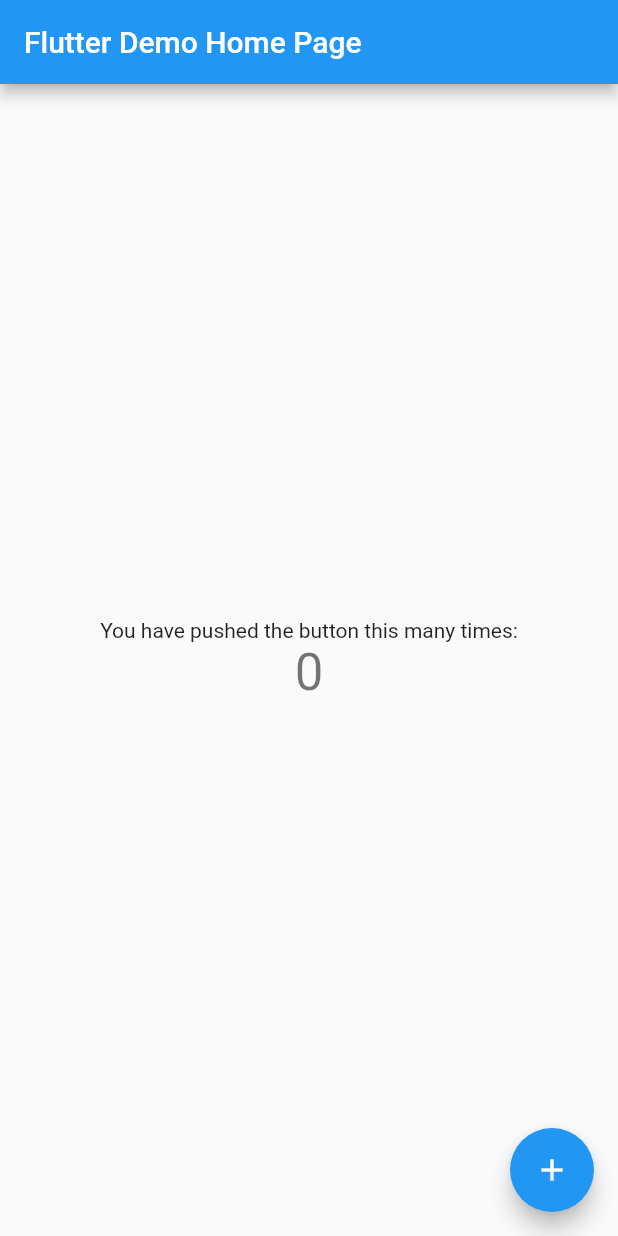
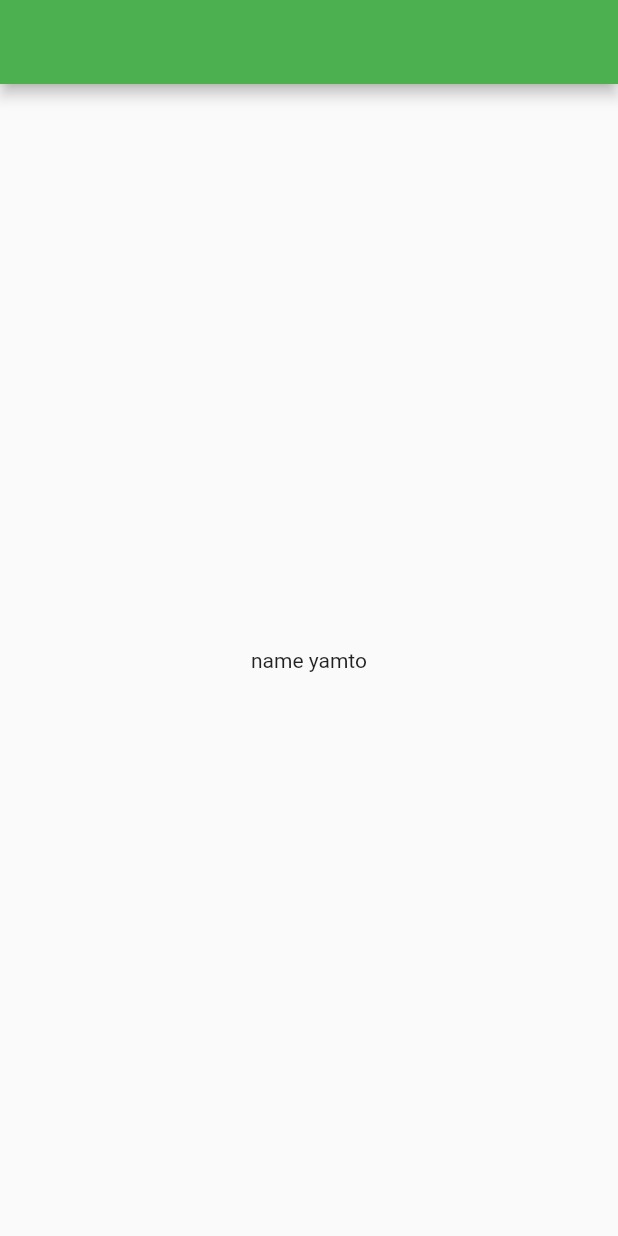
Before and after one commit to wadawada777/tomato_works, a Flutter app: the screen it shows after launch, on a phone screen of 412 x 824 dp. Run offline on Flutter 3.47's test engine with Material 2 defaults, Android fonts, the phone set to English and light mode, and no system bars.

Commit message:
first commit

```diff
--- a/lib/main.dart
+++ b/lib/main.dart
@@ -13,103 +13,33 @@
     return MaterialApp(
       title: 'Flutter Demo',
       theme: ThemeData(
-        // This is the theme of your application.
-        //
-        // Try running your application with "flutter run". You'll see the
-        // application has a blue toolbar. Then, without quitting the app, try
-        // changing the primarySwatch below to Colors.green and then invoke
-        // "hot reload" (press "r" in the console where you ran "flutter run",
-        // or simply save your changes to "hot reload" in a Flutter IDE).
-        // Notice that the counter didn't reset back to zero; the application
-        // is not restarted.
-        primarySwatch: Colors.blue,
+
+        primarySwatch: Colors.green,
       ),
-      home: const MyHomePage(title: 'Flutter Demo Home Page'),
+      home: const MyHomePage(),
     );
   }
 }
 
-class MyHomePage extends StatefulWidget {
-  const MyHomePage({super.key, required this.title});
-
-  // This widget is the home page of your application. It is stateful, meaning
-  // that it has a State object (defined below) that contains fields that affect
-  // how it looks.
-
-  // This class is the configuration for the state. It holds the values (in this
-  // case the title) provided by the parent (in this case the App widget) and
-  // used by the build method of the State. Fields in a Widget subclass are
-  // always marked "final".
-
-  final String title;
-
-  @override
-  State<MyHomePage> createState() => _MyHomePageState();
-}
-
-class _MyHomePageState extends State<MyHomePage> {
-  int _counter = 0;
-
-  void _incrementCounter() {
-    setState(() {
-      // This call to setState tells the Flutter framework that something has
-      // changed in this State, which causes it to rerun the build method below
-      // so that the display can reflect the updated values. If we changed
-      // _counter without calling setState(), then the build method would not be
-      // called again, and so nothing would appear to happen.
-      _counter++;
-    });
-  }
+class MyHomePage extends StatelessWidget {
+  const MyHomePage({super.key});
 
   @override
   Widget build(BuildContext context) {
-    // This method is rerun every time setState is called, for instance as done
-    // by the _incrementCounter method above.
-    //
-    // The Flutter framework has been optimized to make rerunning build methods
-    // fast, so that you can just rebuild anything that needs updating rather
-    // than having to individually change instances of widgets.
     return Scaffold(
       appBar: AppBar(
-        // Here we take the value from the MyHomePage object that was created by
-        // the App.build method, and use it to set our appbar title.
-        title: Text(widget.title),
-      ),
+          // title: Text(),
+          ),
       body: Center(
-        // Center is a layout widget. It takes a single child and positions it
-        // in the middle of the parent.
         child: Column(
-          // Column is also a layout widget. It takes a list of children and
-          // arranges them vertically. By default, it sizes itself to fit its
-          // children horizontally, and tries to be as tall as its parent.
-          //
-          // Invoke "debug painting" (press "p" in the console, choose the
-          // "Toggle Debug Paint" action from the Flutter Inspector in Android
-          // Studio, or the "Toggle Debug Paint" command in Visual Studio Code)
-          // to see the wireframe for each widget.
-          //
-          // Column has various properties to control how it sizes itself and
-          // how it positions its children. Here we use mainAxisAlignment to
-          // center the children vertically; the main axis here is the vertical
-          // axis because Columns are vertical (the cross axis would be
-          // horizontal).
           mainAxisAlignment: MainAxisAlignment.center,
           children: <Widget>[
             const Text(
-              'You have pushed the button this many times:',
-            ),
-            Text(
-              '$_counter',
-              style: Theme.of(context).textTheme.headline4,
+              'name yamto',
             ),
           ],
         ),
       ),
-      floatingActionButton: FloatingActionButton(
-        onPressed: _incrementCounter,
-        tooltip: 'Increment',
-        child: const Icon(Icons.add),
-      ), // This trailing comma makes auto-formatting nicer for build methods.
     );
   }
 }
```
